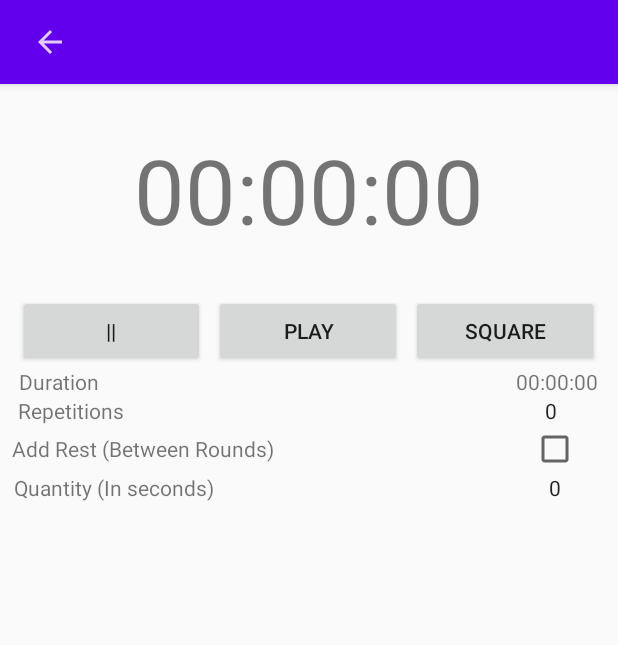
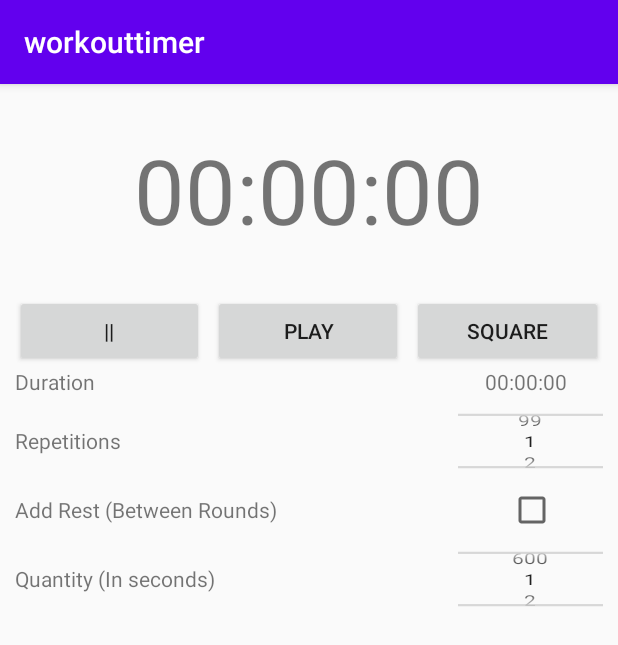
Before and after one commit to broliver12/timer, an Android app: the TimerScreenFragment screen opened through its navigation route, on a phone screen of 412 x 824 dp. Shown: the top 645 px of the screen. Run offline under Robolectric (Android 15) with nearby library versions, the phone set to English and light mode, and no system bars; our stand-ins replace ButterKnife; 4 statements that could not run were skipped.

Commit message:
Timer screen functionality including number pickers and some string formatting

```diff
--- a/app/src/main/java/com/example/workouttimer/fragment/TimerScreenFragment.java
+++ b/app/src/main/java/com/example/workouttimer/fragment/TimerScreenFragment.java
@@ -5,6 +5,8 @@ import android.os.Bundle;
 import android.view.LayoutInflater;
 import android.view.View;
 import android.view.ViewGroup;
+import android.widget.CheckBox;
+import android.widget.NumberPicker;
 import android.widget.TextView;
 
 import androidx.annotation.NonNull;
@@ -16,6 +18,7 @@ import androidx.navigation.fragment.NavHostFragment;
 
 import com.example.workouttimer.R;
 import com.example.workouttimer.activity.MainActivity;
+import com.example.workouttimer.model.Timer;
 import com.example.workouttimer.viewmodel.TimerScreenViewModelInterface;
 
 import butterknife.BindView;
@@ -25,21 +28,52 @@ public class TimerScreenFragment extends Fragment implements TimerScreenFragment
 
     @BindView(R.id.clock_display_text_view)
     TextView clockDisplayTextView;
+    @BindView(R.id.duration_value)
+    TextView durationValueTextView;
+    @BindView(R.id.rest_between_rounds_check_box)
+    CheckBox restCheckBox;
+    @BindView(R.id.repetitions_number_picker)
+    NumberPicker repetitionsNumberPicker;
+    @BindView(R.id.quantity_number_picker)
+    NumberPicker quantityNumberPicker;
 
+    private Timer timer;
     private TimerScreenViewModelInterface viewModel;
+
+    private final int MAX_REPETITIONS = 99;
+    private final int MIN_REPETITIONS = 1;
+    private final int MAX_REST = 600;
+    private final int MIN_REST = 1;
 
     @Override
     public View onCreateView(LayoutInflater inflater, ViewGroup container, Bundle savedInstanceState) {
         this.viewModel = ((MainActivity) getActivity()).getViewModel();
         View v = inflater.inflate(R.layout.timer_screen_layout, container, false);
         ButterKnife.bind(this, v);
+        repetitionsNumberPicker.setMaxValue(MAX_REPETITIONS);
+        repetitionsNumberPicker.setMinValue(MIN_REPETITIONS);
+        quantityNumberPicker.setMaxValue(MAX_REST);
+        quantityNumberPicker.setMinValue(MIN_REST);
         return v;
     }
 
     public void onViewCreated(@NonNull View view, Bundle savedInstanceState) {
         super.onViewCreated(view, savedInstanceState);
-        toolbarSetup();
-
+        timer = viewModel.loadSelectedTimer();
+        toolbarSetup(timer.getTitle());
+        durationValueTextView.setText(viewModel.getTotalDuration());
+        repetitionsNumberPicker.setOnValueChangedListener((picker, oldVal, newVal) -> {
+            if(oldVal != newVal){
+                viewModel.onRepetitionsChanged(newVal);
+                durationValueTextView.setText(viewModel.getTotalDuration());
+            }
+        });
+        quantityNumberPicker.setOnValueChangedListener((picker, oldVal, newVal) -> {
+            if(oldVal != newVal){
+                viewModel.onQuantityChanged(newVal);
+                durationValueTextView.setText(viewModel.getTotalDuration());
+            }
+        });
 
     }
 
@@ -50,7 +84,7 @@ public class TimerScreenFragment extends Fragment implements TimerScreenFragment
     }
 
 
-    private void toolbarSetup(){
+    private void toolbarSetup(String title){
 
         final Toolbar toolbar = getActivity().findViewById(R.id.toolbar);
         final ActionBar actionBar = ((AppCompatActivity)getActivity()).getSupportActionBar();
@@ -65,6 +99,7 @@ public class TimerScreenFragment extends Fragment implements TimerScreenFragment
             toolbar.setNavigationIcon(null);
 
             v.findViewById(R.id.back).setOnClickListener(v_ -> getActivity().onBackPressed());
+            ((TextView) v.findViewById(R.id.toolbar_title_text_view)).setText(title);
         }
     }
 }
--- a/app/src/main/java/com/example/workouttimer/viewmodel/TimerScreenViewModelInterface.java
+++ b/app/src/main/java/com/example/workouttimer/viewmodel/TimerScreenViewModelInterface.java
@@ -1,6 +1,12 @@
 package com.example.workouttimer.viewmodel;
+
+import com.example.workouttimer.model.Timer;
 
 public interface TimerScreenViewModelInterface {
 
     int getStatus();
+    Timer loadSelectedTimer();
+    void onRepetitionsChanged(int newVal);
+    void onQuantityChanged(int newVal);
+    String getTotalDuration();
 }
--- a/app/src/main/java/com/example/workouttimer/viewmodel/ViewModel.java
+++ b/app/src/main/java/com/example/workouttimer/viewmodel/ViewModel.java
@@ -1,7 +1,9 @@
 package com.example.workouttimer.viewmodel;
 
+import com.example.workouttimer.model.Section;
 import com.example.workouttimer.model.Timer;
 
+import java.sql.Time;
 import java.util.ArrayList;
 
 public class ViewModel implements HomeScreenViewModelInterface, TimerScreenViewModelInterface, CreateNewTimerViewModelInterface {
@@ -10,9 +12,18 @@ public class ViewModel implements HomeScreenViewModelInterface, TimerScreenViewM
     private Timer currentlySelectedTimer;
     private int status;
 
+    private int repetitions;
+    private int restDuration;
+    private int totalDuration;
+
     public ViewModel(){
 
         timerList = new ArrayList<>();
+
+        Timer x = new Timer("test");
+        x.setDuration(20);
+        x.setSections(new ArrayList<>());
+        timerList.add(x);
         status = 14;
 
     }
@@ -55,4 +66,37 @@ public class ViewModel implements HomeScreenViewModelInterface, TimerScreenViewM
     public int getStatus(){
         return status;
     }
+
+    public Timer loadSelectedTimer() {
+        repetitions = 1;
+        restDuration = 0;
+        totalDuration = calculateTotalDurationInSeconds();
+        return currentlySelectedTimer;}
+
+    private int calculateTotalDurationInSeconds(){
+        return repetitions * (currentlySelectedTimer.getDuration() + restDuration) - restDuration;
+    }
+
+    public void onQuantityChanged(int newVal){
+        restDuration = newVal;
+        totalDuration = calculateTotalDurationInSeconds();
+    }
+
+    public void onRepetitionsChanged(int newVal){
+        repetitions = newVal;
+        totalDuration = calculateTotalDurationInSeconds();
+    }
+
+    public String getTotalDuration(){
+        int sec = totalDuration % 60;
+        int min = (totalDuration / 60) % 60;
+        int hr = (totalDuration / 3600);
+
+        String secStr = sec < 10 ? "0" + sec : Integer.toString(sec);
+        String minStr = min < 10 ? "0" + min : Integer.toString(min);
+        String hrStr = hr < 10 ? "0" + hr : Integer.toString(hr);
+
+        String  str = hrStr + ":" + minStr + ":" + secStr;
+        return str;
+    }
 }
--- a/app/src/main/res/layout/timer_screen_layout.xml
+++ b/app/src/main/res/layout/timer_screen_layout.xml
@@ -29,13 +29,9 @@
             android:layout_width="match_parent"
             android:layout_height="wrap_content"
             android:gravity="center_vertical|center_horizontal"
+            android:layout_marginEnd="10dp"
+            android:layout_marginStart="10dp"
             android:orientation="horizontal">
-
-            <View
-                android:layout_width="0dp"
-                android:layout_height="0dp"
-                android:layout_weight="2"
-                android:visibility="invisible"/>
 
             <Button
                 android:id="@+id/pause_button"
@@ -70,50 +66,31 @@
                 android:layout_weight="6"
                 android:text="square" />
 
-            <View
-                android:layout_width="0dp"
-                android:layout_height="0dp"
-                android:layout_weight="2"
-                android:visibility="invisible"/>
         </LinearLayout>
 
         <LinearLayout
             android:id="@+id/duration_linear_layout"
             android:layout_width="match_parent"
             android:layout_height="wrap_content"
+            android:layout_marginEnd="10dp"
+            android:layout_marginStart="10dp"
             android:orientation="horizontal">
-
-            <View
-                android:layout_width="0dp"
-                android:layout_height="0dp"
-                android:layout_weight="1"
-                android:visibility="invisible"/>
 
             <TextView
                 android:id="@+id/duration_text"
                 android:layout_width="wrap_content"
                 android:layout_height="wrap_content"
-                android:layout_weight="20"
+                android:layout_weight="5"
+                android:layout_gravity="center_vertical"
                 android:text="@string/duration_title_text" />
-
-            <View
-                android:layout_width="0dp"
-                android:layout_height="0dp"
-                android:layout_weight="1"
-                android:visibility="invisible"/>
 
             <TextView
                 android:id="@+id/duration_value"
                 android:layout_width="wrap_content"
                 android:layout_height="wrap_content"
+                android:layout_weight="1"
                 android:gravity="center_vertical|center_horizontal"
                 android:text="00:00:00"/>
-
-            <View
-                android:layout_width="0dp"
-                android:layout_height="0dp"
-                android:layout_weight="1"
-                android:visibility="invisible"/>
 
         </LinearLayout>
 
@@ -121,30 +98,25 @@
             android:id="@+id/repetitions_linear_layout"
             android:layout_width="match_parent"
             android:layout_height="wrap_content"
+            android:layout_marginEnd="10dp"
+            android:layout_marginStart="10dp"
             android:orientation="horizontal">
-
-            <View
-                android:layout_width="0dp"
-                android:layout_height="0dp"
-                android:layout_weight="1"
-                android:visibility="invisible"/>
 
             <TextView
                 android:id="@+id/repetitions_text"
                 android:layout_width="wrap_content"
                 android:layout_height="wrap_content"
-                android:layout_weight="20"
+                android:layout_weight="7"
+                android:layout_gravity="center_vertical"
                 android:text="@string/repetitions_title_text" />
 
             <NumberPicker
+                android:id="@+id/repetitions_number_picker"
                 android:layout_width="wrap_content"
-                android:layout_height="match_parent"/>
-
-            <View
-                android:layout_width="0dp"
-                android:layout_height="0dp"
+                android:layout_gravity="center_vertical"
+                android:layout_height="60dp"
                 android:layout_weight="1"
-                android:visibility="invisible"/>
+                android:scaleY=".7"/>
 
         </LinearLayout>
 
@@ -152,37 +124,24 @@
             android:id="@+id/rest_linear_layout"
             android:layout_width="match_parent"
             android:layout_height="wrap_content"
+            android:layout_marginEnd="10dp"
+            android:layout_marginStart="10dp"
             android:orientation="horizontal">
-
-            <View
-                android:layout_width="0dp"
-                android:layout_height="0dp"
-                android:layout_weight="1"
-                android:visibility="invisible"/>
 
             <TextView
                 android:id="@+id/rest_text"
                 android:layout_width="wrap_content"
                 android:layout_height="wrap_content"
-                android:layout_weight="19"
+                android:layout_weight="5"
+                android:layout_gravity="center_vertical"
                 android:text="@string/rest_title_text" />
-
-            <View
-                android:layout_width="0dp"
-                android:layout_height="0dp"
-                android:layout_weight="1"
-                android:visibility="invisible"/>
 
             <CheckBox
                 android:id="@+id/rest_between_rounds_check_box"
+                android:layout_gravity="center_vertical"
                 android:layout_width="wrap_content"
+                android:layout_weight="1"
                 android:layout_height="wrap_content" />
-
-            <View
-                android:layout_width="0dp"
-                android:layout_height="0dp"
-                android:layout_weight="3"
-                android:visibility="invisible"/>
 
         </LinearLayout>
 
@@ -190,36 +149,25 @@
             android:id="@+id/quantity_linear_layout"
             android:layout_width="match_parent"
             android:layout_height="wrap_content"
+            android:layout_marginEnd="10dp"
+            android:layout_marginStart="10dp"
             android:orientation="horizontal">
-
-            <View
-                android:layout_width="0dp"
-                android:layout_height="0dp"
-                android:layout_weight="1"
-                android:visibility="invisible"/>
 
             <TextView
                 android:id="@+id/quantity_text"
                 android:layout_width="wrap_content"
                 android:layout_height="wrap_content"
-                android:layout_weight="19"
+                android:layout_weight="5"
+                android:layout_gravity="center_vertical"
                 android:text="@string/quantity_title_text" />
 
-            <View
-                android:layout_width="0dp"
-                android:layout_height="0dp"
+            <NumberPicker
+                android:id="@+id/quantity_number_picker"
+                android:layout_gravity="center_vertical"
+                android:layout_width="wrap_content"
+                android:layout_height="60dp"
                 android:layout_weight="1"
-                android:visibility="invisible"/>
-
-            <NumberPicker
-                android:layout_width="wrap_content"
-                android:layout_height="match_parent"/>
-
-            <View
-                android:layout_width="0dp"
-                android:layout_height="0dp"
-                android:layout_weight="1"
-                android:visibility="invisible"/>
+                android:scaleY=".7"/>
 
         </LinearLayout>
 
```
